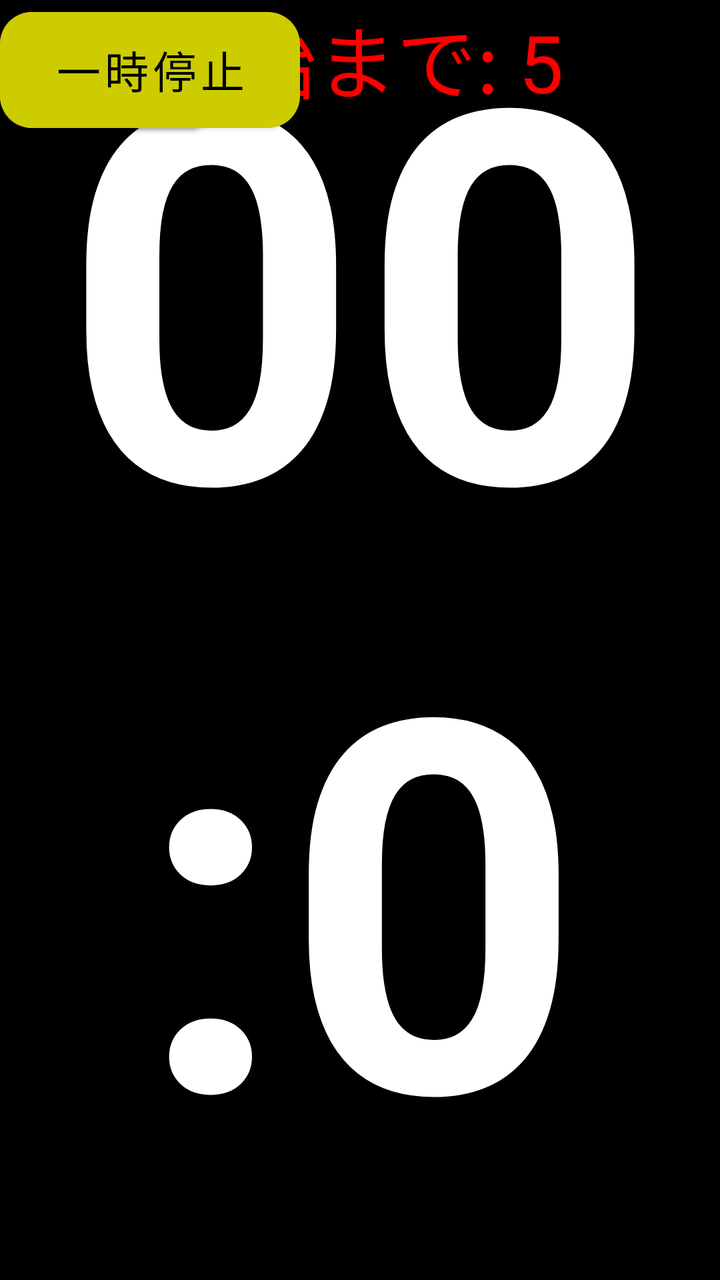
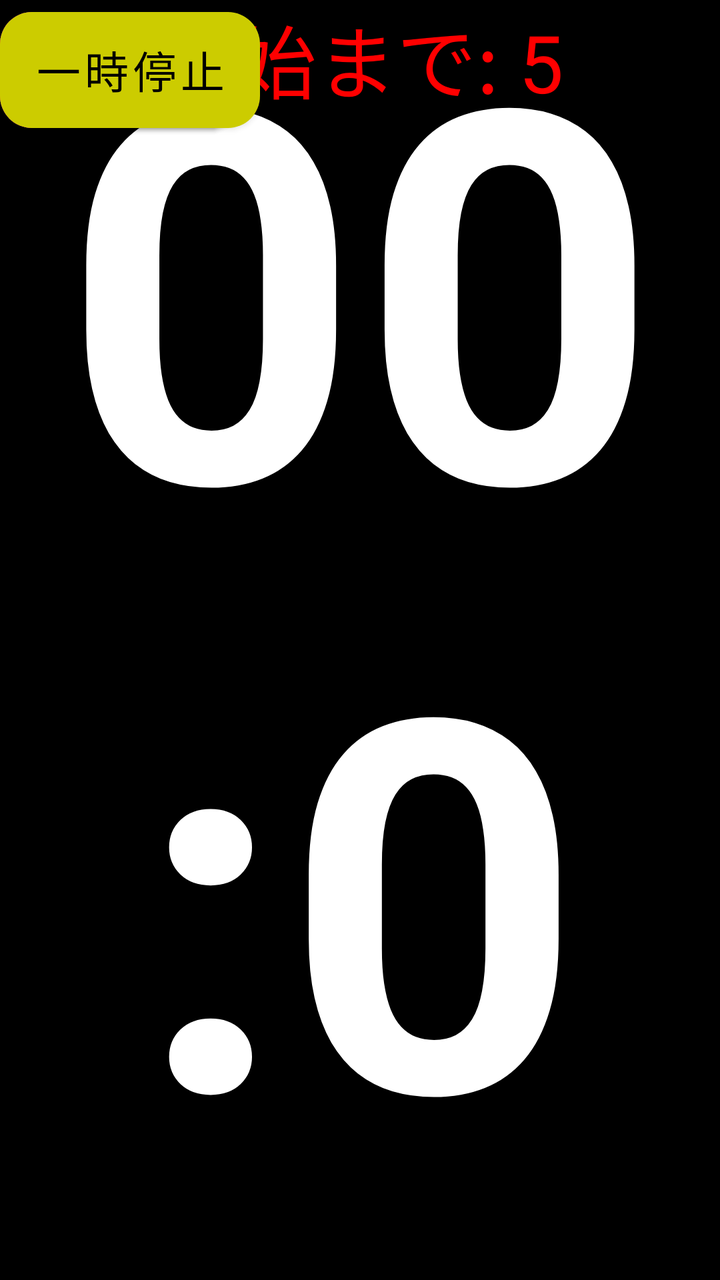

Screens rendered from an Android XML layout before and after an edit, with the pre-edit source and the edit as a unified diff.
<!-- AndroidManifest.xml: application theme Theme.MaterialComponents.DayNight.NoActionBar -->
<!-- res/layout/activity_main.xml -->
<?xml version="1.1" encoding="utf-8"?>

<RelativeLayout xmlns:android="http://schemas.android.com/apk/res/android"
    xmlns:app="http://schemas.android.com/apk/res-auto"
    android:layout_width="match_parent"
    android:layout_height="match_parent"
    android:background="#000000">

    
    
    
    <com.google.android.material.button.MaterialButton
        android:id="@+id/startBtn"
        android:layout_width="110dp"
        android:layout_height="70dp"
        android:text="開始"
        android:textSize="24sp"
        android:textColor="#FFFFFF"
        app:backgroundTint="#0066FF"
        app:cornerRadius="16dp" />

    
    
    
    <TextView
        android:id="@+id/countdownText"
        android:layout_width="wrap_content"
        android:layout_height="wrap_content"
        android:text="開始まで: 5"
        android:textSize="40sp"
        android:textColor="#FF0000"
        android:layout_centerHorizontal="true" />

    
    
    
    <TextView
        android:id="@+id/timerText"
        android:layout_width="match_parent"
        android:layout_height="match_parent"
        android:text="00:00"
        android:textSize="260sp"
        android:textColor="#FFFFFF"
        android:textStyle="bold"
        android:gravity="center"
        android:includeFontPadding="false" />

    
    
    
    <com.google.android.material.button.MaterialButton
        android:id="@+id/settingsBtn"
        android:layout_width="110dp"
        android:layout_height="70dp"
        android:text="設定"
        android:textSize="24sp"
        android:textColor="#FFFFFF"
        android:singleLine="true"
        app:backgroundTint="#444444"
        app:cornerRadius="16dp" />

    
    
    
    <com.google.android.material.button.MaterialButton
        android:id="@+id/specBtn"
        android:layout_width="110dp"
        android:layout_height="70dp"
        android:text="仕様"
        android:textSize="24sp"
        android:textColor="#FFFFFF"
        app:backgroundTint="#444444"
        app:cornerRadius="16dp" />

    
    
    
    <com.google.android.material.button.MaterialButton
        android:id="@+id/stopBtn"
        android:layout_width="110dp"
        android:layout_height="70dp"
        android:text="終了"
        android:textSize="24sp"
        android:textColor="#FFFFFF"
        app:backgroundTint="#FF3333"
        app:cornerRadius="16dp" />
    
    
    
    <com.google.android.material.button.MaterialButton
        android:id="@+id/pauseBtn"
        android:layout_width="150dp"
        android:layout_height="70dp"
        android:text="一時停止"
        android:textSize="22sp"
        android:textColor="#000000"
        android:singleLine="true"
        app:backgroundTint="#CCCC00"
        app:cornerRadius="16dp" />

</RelativeLayout>
<!-- resources referenced by this layout -->
<resources>

</resources>

<!-- the commit's change to res/layout/activity_main.xml (unified diff, before → after) -->
@@ -11,7 +11,7 @@
     
     <com.google.android.material.button.MaterialButton
         android:id="@+id/startBtn"
-        android:layout_width="110dp"
+        android:layout_width="120dp"
         android:layout_height="70dp"
         android:text="開始"
         android:textSize="24sp"
@@ -50,7 +50,7 @@
     
     <com.google.android.material.button.MaterialButton
         android:id="@+id/settingsBtn"
-        android:layout_width="110dp"
+        android:layout_width="120dp"
         android:layout_height="70dp"
         android:text="設定"
         android:textSize="24sp"
@@ -64,7 +64,7 @@
     
     <com.google.android.material.button.MaterialButton
         android:id="@+id/specBtn"
-        android:layout_width="110dp"
+        android:layout_width="120dp"
         android:layout_height="70dp"
         android:text="仕様"
         android:textSize="24sp"
@@ -77,10 +77,11 @@
     
     <com.google.android.material.button.MaterialButton
         android:id="@+id/stopBtn"
-        android:layout_width="110dp"
+        android:layout_width="120dp"
         android:layout_height="70dp"
         android:text="終了"
-        android:textSize="24sp"
+        android:textSize="20sp"
+        android:maxLines="1"
         android:textColor="#FFFFFF"
         app:backgroundTint="#FF3333"
         app:cornerRadius="16dp" />
@@ -89,7 +90,7 @@
     
     <com.google.android.material.button.MaterialButton
         android:id="@+id/pauseBtn"
-        android:layout_width="150dp"
+        android:layout_width="130dp"
         android:layout_height="70dp"
         android:text="一時停止"
         android:textSize="22sp"
